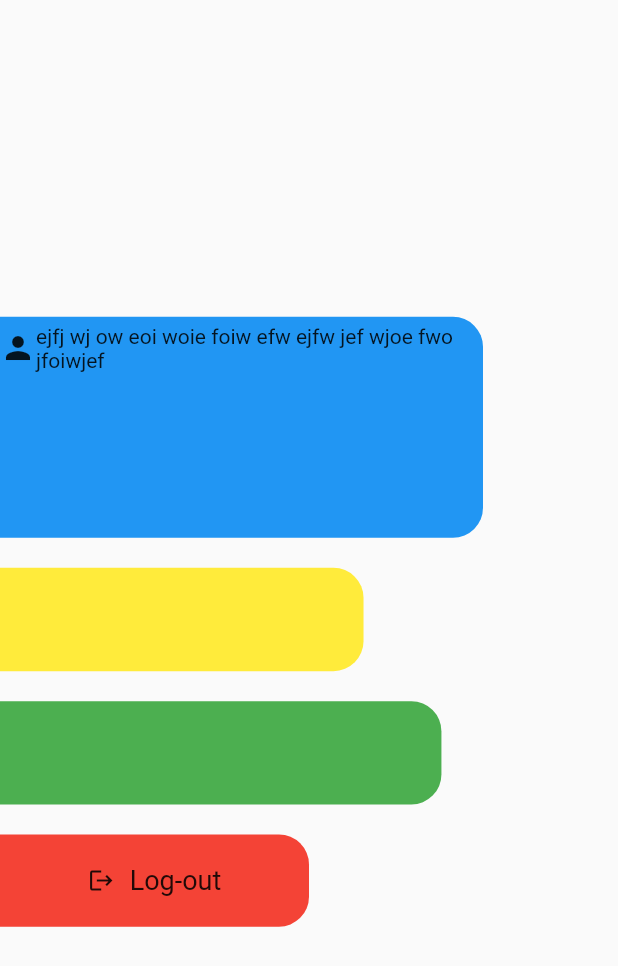
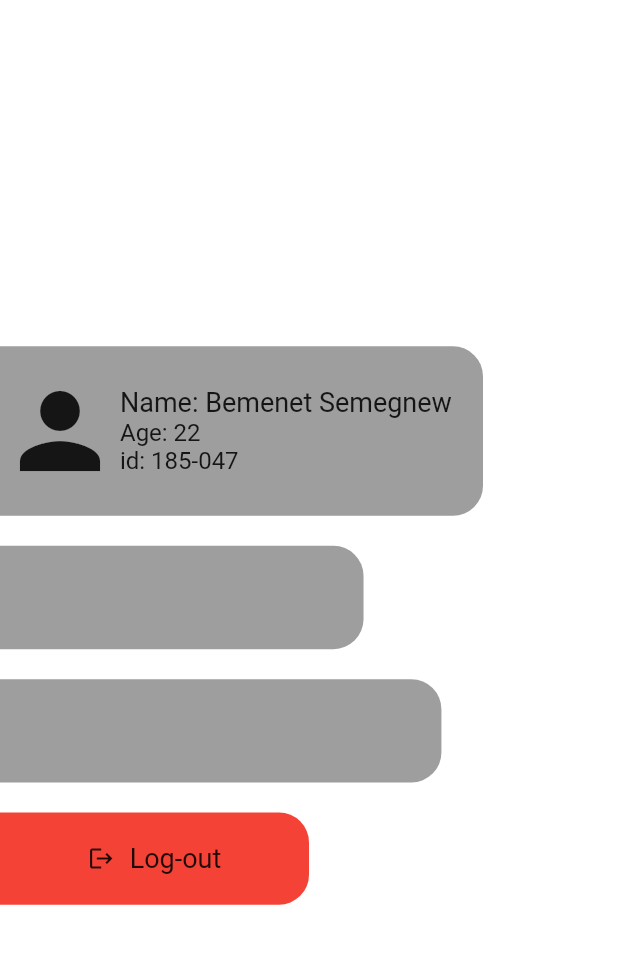
Before and after one commit to betu55/photo-library, a Flutter app: the SideBar screen opened directly, on a phone screen of 412 x 824 dp. Shown: the top 966 px of the screen. Run offline on Flutter 3.47's test engine with Material 2 defaults, Android fonts, the phone set to English and light mode, and no system bars; network calls fail.

```diff
--- a/lib/model/categoryCard.dart
+++ b/lib/model/categoryCard.dart
@@ -25,6 +25,7 @@ class _ImgCardState extends State<CategoryCard> {
       child: Material(
         borderRadius: BorderRadius.circular(10),
         child: InkWell(
+          borderRadius: BorderRadius.circular(10),
           splashColor: widget.col,
           splashFactory: InkSplash.splashFactory,
           onTap: () {
--- a/lib/screens/components/sidebar.dart
+++ b/lib/screens/components/sidebar.dart
@@ -5,10 +5,15 @@ class SideBar extends StatelessWidget {
 
   @override
   Widget build(BuildContext context) {
+    final _myKey = GlobalKey<ScaffoldState>();
     final size = MediaQuery.of(context).size;
     return Container(
+      margin: EdgeInsets.only(top: 90, right: 90, bottom: 85),
+      child: Scaffold(
+        backgroundColor: Colors.transparent,
+        body: Container(
           alignment: Alignment.center,
-      margin: EdgeInsets.only(top: 90, right: 90, bottom: 85),
+          margin: EdgeInsets.only(top: 90, bottom: 85),
           decoration: BoxDecoration(
             color: Colors.transparent,
             borderRadius: BorderRadius.only(
@@ -23,7 +28,7 @@ class SideBar extends StatelessWidget {
               Container(
                 margin: EdgeInsets.symmetric(vertical: 10),
                 child: Material(
-              color: Colors.blue,
+                  color: Colors.grey,
                   borderRadius: BorderRadius.only(
                     topRight: Radius.circular(20),
                     bottomRight: Radius.circular(20),
@@ -36,7 +41,7 @@ class SideBar extends StatelessWidget {
                     splashFactory: InkRipple.splashFactory,
                     onTap: () {},
                     child: Container(
-                  height: size.height / 6,
+                      height: size.height / 8,
                       width: size.width / 1.1,
                       margin: EdgeInsets.symmetric(vertical: 5),
                       decoration: BoxDecoration(
@@ -47,14 +52,36 @@ class SideBar extends StatelessWidget {
                       ),
                       child: Column(
                         crossAxisAlignment: CrossAxisAlignment.center,
+                        mainAxisAlignment: MainAxisAlignment.center,
                         children: [
                           Row(
+                            crossAxisAlignment: CrossAxisAlignment.center,
                             mainAxisAlignment: MainAxisAlignment.center,
                             children: [
-                          Icon(Icons.person),
+                              Icon(
+                                Icons.person,
+                                size: 80,
+                              ),
                               Expanded(
-                            child: Text(
-                                "ejfj wj ow eoi woie foiw efw ejfw jef wjoe fwo jfoiwjef"),
+                                child: Column(
+                                  mainAxisAlignment:
+                                      MainAxisAlignment.spaceBetween,
+                                  crossAxisAlignment: CrossAxisAlignment.start,
+                                  children: [
+                                    Text(
+                                      "Name: Bemenet Semegnew",
+                                      style: TextStyle(fontSize: 18),
+                                    ),
+                                    Text(
+                                      "Age: 22",
+                                      style: TextStyle(fontSize: 16),
+                                    ),
+                                    Text(
+                                      "id: 185-047",
+                                      style: TextStyle(fontSize: 16),
+                                    ),
+                                  ],
+                                ),
                               )
                             ],
                           ),
@@ -67,7 +94,7 @@ class SideBar extends StatelessWidget {
               Container(
                 margin: EdgeInsets.symmetric(vertical: 10),
                 child: Material(
-              color: Colors.yellow,
+                  color: Colors.grey,
                   borderRadius: BorderRadius.only(
                     topRight: Radius.circular(20),
                     bottomRight: Radius.circular(20),
@@ -96,7 +123,7 @@ class SideBar extends StatelessWidget {
               Container(
                 margin: EdgeInsets.symmetric(vertical: 10),
                 child: Material(
-              color: Colors.green,
+                  color: Colors.grey,
                   borderRadius: BorderRadius.only(
                     topRight: Radius.circular(20),
                     bottomRight: Radius.circular(20),
@@ -169,6 +196,8 @@ class SideBar extends StatelessWidget {
               ),
             ],
           ),
+        ),
+      ),
     );
   }
 }
```
Also changed, not shown: lib/data/imagesList.dart (+7 -7 lines), lib/main.dart (+6 -2 lines), lib/screens/categories.dart (+17 -6 lines), lib/screens/components/favIcon.dart (added, +43 -0 lines), lib/screens/components/singleSettingBlock.dart (added, +77 -0 lines), lib/screens/details.dart (+2 -14 lines), lib/screens/settings.dart (added, +54 -0 lines), lib/screens/upload.dart (added, +43 -0 lines). Lines whose indentation alone changed are shown as unchanged.
